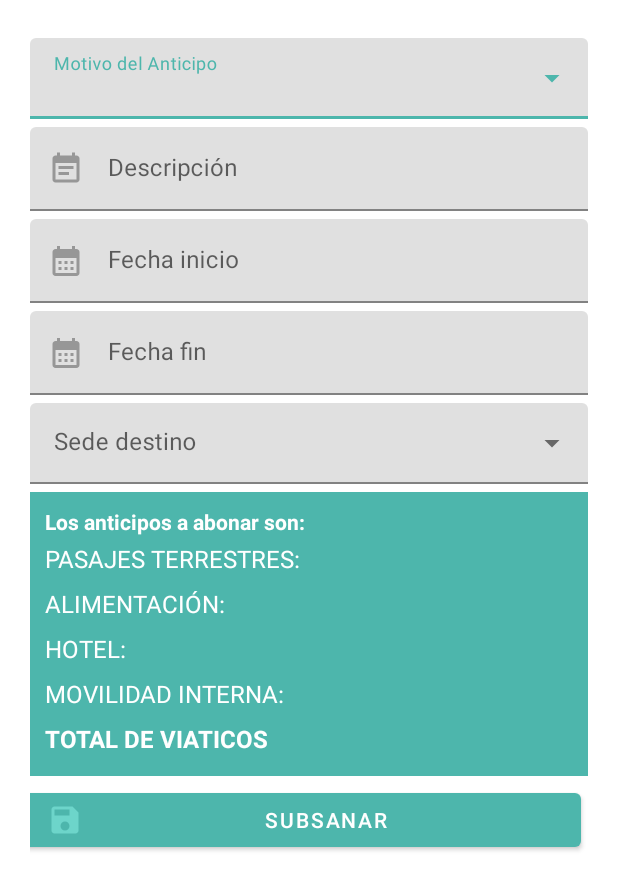
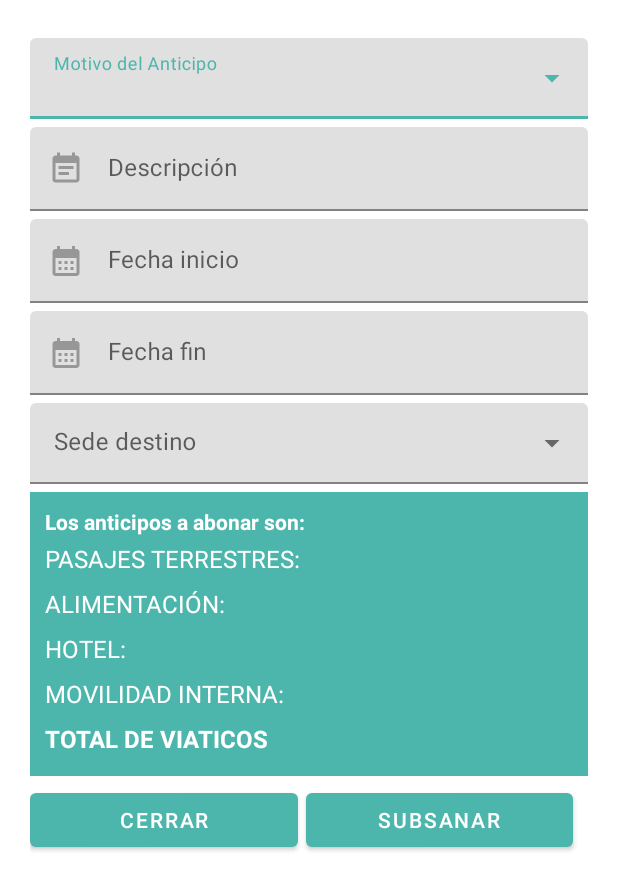
Before and after one commit to OxalcVasquez/ProyectoAnticipos, an Android app: the layout dialog_anticipo.xml on its own in the app's theme, with its tools: preview values and no code run, on a phone screen of 412 x 824 dp. Shown: the top 890 px of the screen. Run offline under Robolectric (Android 15) with nearby library versions, the phone set to English and light mode, and no system bars.

Commit message:
Redisenio dialog subsanar

```diff
--- a/app/src/main/java/com/usat/desarrollo/moviles/appanticipos/presentation/anticipo/SolicitudAnticipoFragment.java
+++ b/app/src/main/java/com/usat/desarrollo/moviles/appanticipos/presentation/anticipo/SolicitudAnticipoFragment.java
@@ -82,7 +82,7 @@ public class SolicitudAnticipoFragment extends Fragment implements View.OnClickL
     public View onCreateView(LayoutInflater inflater, ViewGroup container,
                              Bundle savedInstanceState) {
         View view = inflater.inflate(R.layout.fragment_solicitud_anticipo, container, false);
-        getActivity().setTitle("Solicitar Anticipo");
+        getActivity().setTitle(getString(R.string.solicitud_anticipo));
         txtDescripcion = view.findViewById(R.id.txtDescripcion);
         txtFechaInicio = view.findViewById(R.id.txtFechaInicio);
         txtFechaFin = view.findViewById(R.id.txtFechaFin);
--- a/app/src/main/res/layout/dialog_anticipo.xml
+++ b/app/src/main/res/layout/dialog_anticipo.xml
@@ -371,12 +371,23 @@
                 android:gravity="center_horizontal">
 
                 <com.google.android.material.button.MaterialButton
+                    android:id="@+id/btn_subsanar_cerrar"
+                    android:layout_width="match_parent"
+                    android:layout_height="wrap_content"
+                    android:text="@string/cerrar"
+                    android:layout_weight="1"
+                    android:textColor="@android:color/white"
+                    style="@style/Widget.MaterialComponents.Button"/>
+                <Space
+                    android:layout_width="5dp"
+                    android:layout_height="5dp" />
+                <com.google.android.material.button.MaterialButton
                     android:id="@+id/btn_anticipo_subsanar"
                     android:layout_width="match_parent"
                     android:layout_height="wrap_content"
+                    android:layout_weight="1"
                     android:text="@string/subsanar"
                     android:textColor="@android:color/white"
-                    app:icon="@drawable/ic_save"
                     style="@style/Widget.MaterialComponents.Button"/>
 
 
--- a/app/src/main/res/values/strings.xml
+++ b/app/src/main/res/values/strings.xml
@@ -92,6 +92,9 @@
     <string name="subsanar">Subsanar</string>
     <string name="universidad_privada_intelect">UNIVERSIDAD PRIVADA INTELECT</string>
 
+    <string name="solicitud_anticipo">Solicitar anticipo</string>
+    <string name="cerrar">Cerrar</string>
+
 
     <!-- TODO: Remove or change this placeholder text -->
 
```
Also changed, not shown: app/src/main/java/com/usat/desarrollo/moviles/appanticipos/presentation/adapter/AnticipoAdapter.java (+14 -1 lines), 1 other file.
